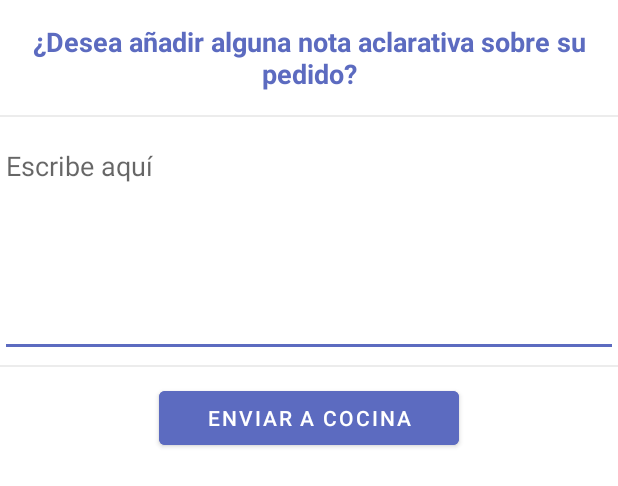
After one commit to fer227/ServitPlus, an Android app: the layout nota_pedido.xml on its own in the app's theme, with its tools: preview values and no code run, on a phone screen of 412 x 824 dp. The commit adds this screen. Shown: the top 486 px of the screen. Run offline under Robolectric (Android 15) with nearby library versions, the phone set to English and light mode, and no system bars.

Commit message:
Función de nota aclarativa

```diff
--- a/app/src/main/java/com/app/servit/fragments/CarritoFragment.java
+++ b/app/src/main/java/com/app/servit/fragments/CarritoFragment.java
@@ -10,6 +10,7 @@ import androidx.recyclerview.widget.RecyclerView;
 import android.view.LayoutInflater;
 import android.view.View;
 import android.view.ViewGroup;
+import android.widget.Button;
 import android.widget.TextView;
 
 import com.app.servit.R;
@@ -17,6 +18,7 @@ import com.app.servit.adaptadores.ListAdapterCarrito;
 import com.app.servit.api.RetrofitService;
 import com.app.servit.modelos.Pedido;
 import com.app.servit.utils.Utils;
+import com.google.android.material.bottomsheet.BottomSheetDialog;
 
 import java.util.ArrayList;
 import java.util.List;
@@ -45,6 +47,7 @@ public class CarritoFragment extends Fragment {
     private ArrayList<Pedido> pedidos = new ArrayList();
     static ListAdapterCarrito adapterCarrito;
     View view;
+    Button confirmar_pedido;
 
     /**
      * Use this factory method to create a new instance of
@@ -135,6 +138,20 @@ public class CarritoFragment extends Fragment {
         recyclerView2.setAdapter(adapterCarrito);
 
         this.view = view;
+
+        this.confirmar_pedido = view.findViewById(R.id.confirmar_pedido);
+
+        confirmar_pedido.setOnClickListener(new View.OnClickListener() {
+            @Override
+            public void onClick(View v) {
+                BottomSheetDialog bottomSheetDialog = new BottomSheetDialog(getContext());
+                View bottomSheetView = LayoutInflater.from(getContext()).inflate(R.layout.nota_pedido, v.findViewById(R.id.nota_aclarativa));
+
+                bottomSheetDialog.setContentView(bottomSheetView);
+                bottomSheetDialog.show();
+            }
+        });
+
         return view;
     }
 }
--- a/app/src/main/res/layout/carrito_productos.xml
+++ b/app/src/main/res/layout/carrito_productos.xml
@@ -34,6 +34,7 @@
             android:layout_height="wrap_content"
             android:layout_marginTop="5dp"
             android:padding="10dp"
+            android:id="@+id/confirmar_pedido"
             android:backgroundTint="@color/colorSecondary"
             android:drawableLeft="@drawable/enviar"
             android:drawableTint="@color/white"
--- /dev/null
+++ b/app/src/main/res/layout/nota_pedido.xml
@@ -0,0 +1,54 @@
+<?xml version="1.0" encoding="utf-8"?>
+<LinearLayout xmlns:android="http://schemas.android.com/apk/res/android"
+    xmlns:app="http://schemas.android.com/apk/res-auto"
+    xmlns:tools="http://schemas.android.com/tools"
+    android:layout_width="match_parent"
+    android:layout_height="wrap_content"
+    android:id="@+id/nota_aclarativa"
+    android:backgroundTintMode="@android:color/transparent"
+    android:orientation="vertical"
+    android:background="@drawable/bottom_sheet_background">
+
+    <TextView
+        android:layout_width="match_parent"
+        android:layout_height="wrap_content"
+        android:id="@+id/text_nota_aclarativa"
+        android:gravity="center"
+        android:padding="15dp"
+        android:text="¿Desea añadir alguna nota aclarativa sobre su pedido?"
+        android:textColor="@color/colorSecondary"
+        android:textSize="18dp"
+        android:textStyle="bold"/>
+
+    <View
+        android:layout_width="match_parent"
+        android:layout_height="1dp"
+        android:layout_marginBottom="10dp"
+        android:background="@color/divider"/>
+
+    <EditText
+        android:id="@+id/edit_text"
+        android:layout_width="match_parent"
+        android:layout_height="150dp"
+        android:hint="Escribe aquí"
+        android:inputType="text|textMultiLine"
+        android:gravity="top"/>
+
+    <View
+        android:layout_width="match_parent"
+        android:layout_height="1dp"
+        android:layout_marginBottom="10dp"
+        android:layout_marginTop="5dp"
+        android:background="@color/divider"/>
+
+    <Button
+        android:id="@+id/enviar_cocina"
+        android:layout_width="200dp"
+        android:layout_height="wrap_content"
+        android:layout_gravity="center"
+        android:text="Enviar a cocina"
+        android:textColor="@color/white"
+        android:layout_marginBottom="10dp"
+        android:backgroundTint="@color/colorSecondary"/>
+
+</LinearLayout>
```
